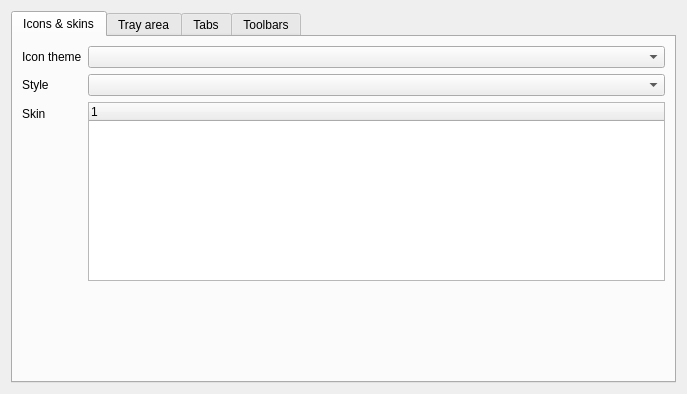
The window that src/librssguard/gui/settings/settingsgui.ui (martinrotter/rssguard) describes before a commit, drawn with Qt 5.
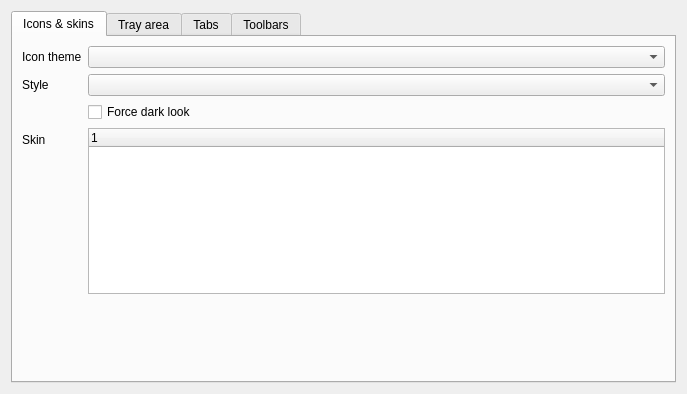
The same window after the commit. Custom widgets are drawn as their Qt base class.

Commit message: optional dark style

Diff of the .ui file:
```diff
--- a/src/librssguard/gui/settings/settingsgui.ui
+++ b/src/librssguard/gui/settings/settingsgui.ui
@@ -6,7 +6,7 @@
    <rect>
     <x>0</x>
     <y>0</y>
-    <width>667</width>
+    <width>685</width>
     <height>394</height>
    </rect>
   </property>
@@ -53,7 +53,7 @@
        <item row="1" column="1">
         <widget class="QComboBox" name="m_cmbStyles"/>
        </item>
-       <item row="2" column="0">
+       <item row="3" column="0">
         <widget class="QLabel" name="m_lblSkin">
          <property name="text">
           <string>Skin</string>
@@ -63,7 +63,7 @@
          </property>
         </widget>
        </item>
-       <item row="2" column="1">
+       <item row="3" column="1">
         <widget class="QTreeWidget" name="m_treeSkins">
          <property name="indentation">
           <number>0</number>
@@ -87,7 +87,7 @@
          </column>
         </widget>
        </item>
-       <item row="3" column="0" colspan="2">
+       <item row="4" column="0" colspan="2">
         <spacer name="verticalSpacer">
          <property name="orientation">
           <enum>Qt::Vertical</enum>
@@ -100,6 +100,13 @@
          </property>
         </spacer>
        </item>
+       <item row="2" column="1">
+        <widget class="QCheckBox" name="m_checkForceDarkFusion">
+         <property name="text">
+          <string>Force dark look</string>
+         </property>
+        </widget>
+       </item>
       </layout>
      </widget>
      <widget class="QWidget" name="m_tabNotifications">
```
Left out of the diff: 4 changed lines with no effect on the pictures. The commit also changes 5 other files.
